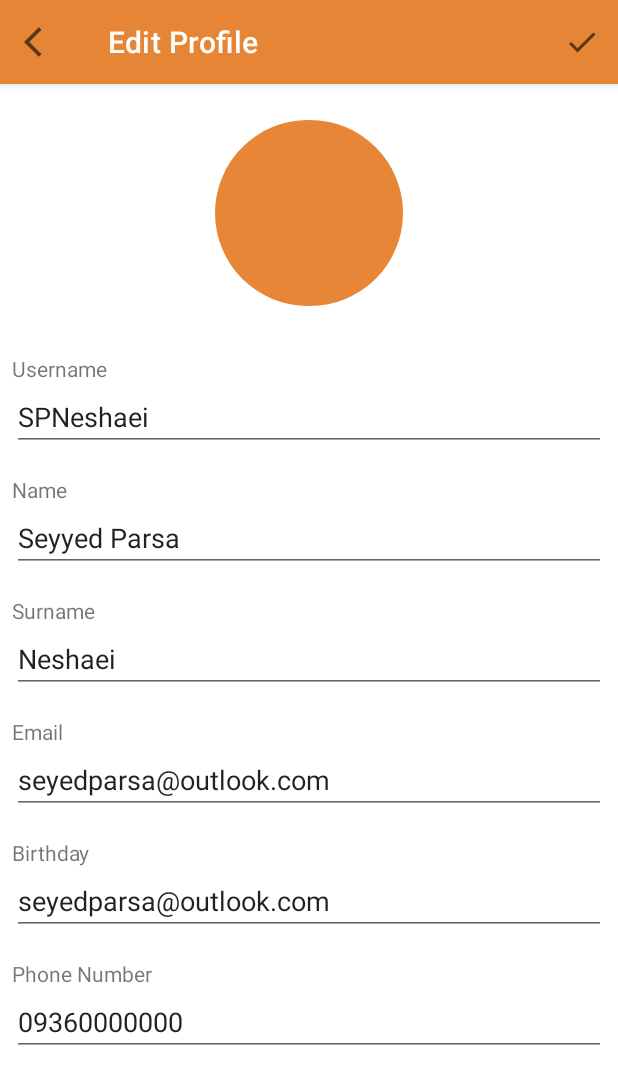
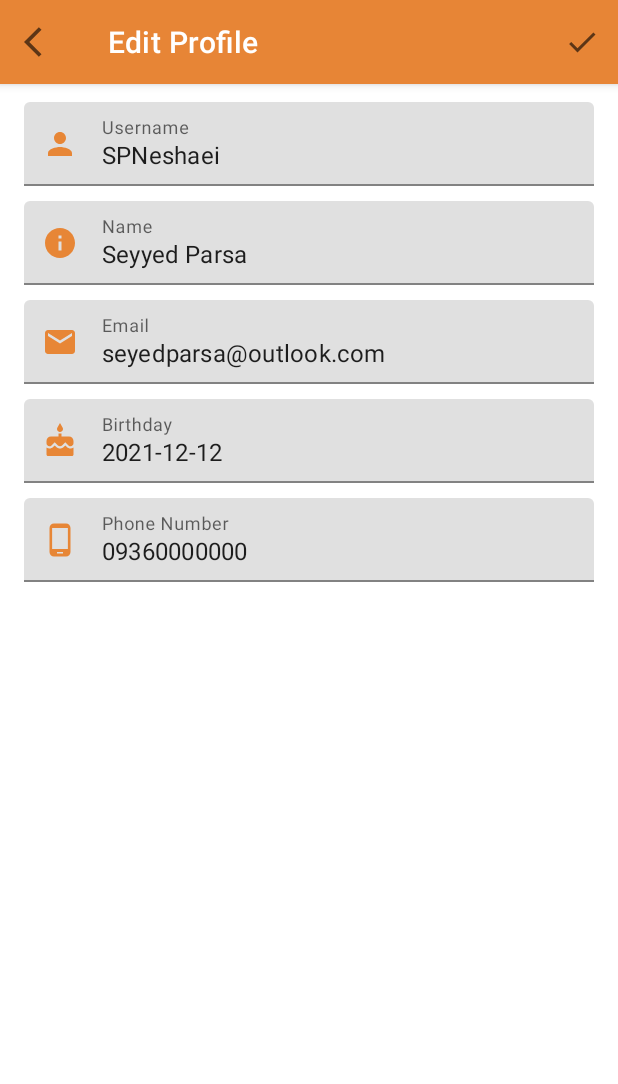
Before and after one commit to TahaJahani/YadNegar, an Android app: the fragment ProfileEditModeFragment placed in its activity, on a phone screen of 412 x 824 dp. Shown: the top 1084 px of the screen. Run offline under Robolectric (Android 15) with nearby library versions, the phone set to English and light mode, and no system bars; 6 statements that could not run were skipped.

Commit message:
edit profile bugs fixed

```diff
--- a/app/src/main/java/ir/taha7900/yadnegar/ProfileEditModeFragment.java
+++ b/app/src/main/java/ir/taha7900/yadnegar/ProfileEditModeFragment.java
@@ -1,5 +1,6 @@
 package ir.taha7900.yadnegar;
 
+import android.app.DatePickerDialog;
 import android.content.Context;
 import android.os.Bundle;
 
@@ -8,34 +9,47 @@ import androidx.annotation.Nullable;
 import androidx.appcompat.widget.Toolbar;
 import androidx.fragment.app.Fragment;
 
+import android.os.Handler;
+import android.os.Looper;
+import android.os.Message;
 import android.transition.ChangeBounds;
 import android.view.LayoutInflater;
 import android.view.MenuItem;
 import android.view.View;
 import android.view.ViewGroup;
-import android.widget.EditText;
-import android.widget.TextView;
+
+import com.google.android.material.textfield.TextInputEditText;
+import com.google.android.material.textfield.TextInputLayout;
+
+import java.util.HashMap;
 
 import ir.taha7900.yadnegar.Models.User;
+import ir.taha7900.yadnegar.Utils.MsgCode;
+import ir.taha7900.yadnegar.Utils.Network;
 
-/**
- * A simple {@link Fragment} subclass.
- * Use the {@link ProfileEditModeFragment#newInstance} factory method to
- * create an instance of this fragment.
- */
 public class ProfileEditModeFragment extends Fragment implements Toolbar.OnMenuItemClickListener, android.widget.Toolbar.OnMenuItemClickListener {
 
-    private EditText usernameInput;
-    private EditText nameInput;
-    private EditText surnameInput;
-    private EditText emailInput;
-    private EditText birthdayInput;
-    private EditText phoneNumberInput;
+    private TextInputEditText usernameInput;
+    private TextInputEditText nameInput;
+    private TextInputEditText emailInput;
+    private TextInputEditText birthdayInput;
+    private TextInputEditText phoneNumberInput;
+    private String birthday;
 
     private MainActivity context;
+    private Handler handler;
 
     public ProfileEditModeFragment() {
-        // Required empty public constructor
+        handler = new Handler(Looper.getMainLooper()) {
+            @Override
+            public void handleMessage(@NonNull Message msg) {
+                switch (msg.what) {
+                    case MsgCode.EDIT_USER_SUCCESSFUL:
+                        context.showLoading(false);
+                        context.getSupportFragmentManager().popBackStack();
+                }
+            }
+        };
     }
 
     public static ProfileEditModeFragment newInstance() {
@@ -51,8 +65,13 @@ public class ProfileEditModeFragment extends Fragment implements Toolbar.OnMenuI
     @Override
     public View onCreateView(LayoutInflater inflater, ViewGroup container,
                              Bundle savedInstanceState) {
-        // Inflate the layout for this fragment
-        return inflater.inflate(R.layout.fragment_profile_edit_mode, container, false);
+        View view = inflater.inflate(R.layout.fragment_profile_edit_mode, container, false);
+        usernameInput = view.findViewById(R.id.usernameInput);
+        nameInput = view.findViewById(R.id.nameInput);
+        emailInput = view.findViewById(R.id.emailInput);
+        birthdayInput = view.findViewById(R.id.birthdayInput);
+        phoneNumberInput = view.findViewById(R.id.phoneNumberInput);
+        return view;
     }
 
     @Override
@@ -75,34 +94,67 @@ public class ProfileEditModeFragment extends Fragment implements Toolbar.OnMenuI
     @Override
     public void onViewCreated(@NonNull View view, @Nullable Bundle savedInstanceState) {
         super.onViewCreated(view, savedInstanceState);
-        usernameInput = view.findViewById(R.id.usernameInput);
-        nameInput = view.findViewById(R.id.nameInput);
-        surnameInput = view.findViewById(R.id.surnameInput);
-        emailInput = view.findViewById(R.id.emailInput);
-        birthdayInput = view.findViewById(R.id.birthdayInput);
-        phoneNumberInput = view.findViewById(R.id.phoneNumberInput);
 
         User current = User.getCurrentUser();
         usernameInput.setText(current.getUsername());
-        nameInput.setText(current.getFirst_name());
-        surnameInput.setText(current.getLast_name());
+        nameInput.setText(current.getFullName());
         emailInput.setText(current.getEmail());
-        if (current.getBirthday_date() == null)
-            birthdayInput.setText(null);
-        else
-            birthdayInput.setText(current.getBirthday_date().toString());
+        birthdayInput.setText(current.getFormattedBirthday());
         phoneNumberInput.setText(current.getPhone_number());
+        birthday = current.getFormattedBirthday();
 
+        DatePickerDialog datePickerDialog = new DatePickerDialog(context, (datePicker, i, i1, i2) -> {
+            birthday = i + "-" + i1 + "-" + i2;
+            birthdayInput.setText(birthday);
+        }, 1900, 1, 1);
+        TextInputLayout birthdayContainer = view.findViewById(R.id.birthdayContainer);
+        birthdayInput.setOnClickListener(view1 -> datePickerDialog.show());
+        birthdayContainer.setOnClickListener(view1 -> datePickerDialog.show());
     }
 
     @Override
     public boolean onMenuItemClick(MenuItem item) {
         int id = item.getItemId();
-        if (id == R.id.submit) {
-            //TODO: submit data
-            context.getSupportFragmentManager().popBackStack();
+        if (id == R.id.submit && checkData()) {
+            Network.editUser(handler, extractData());
+            context.showLoading(true);
             return true;
         }
         return false;
     }
+
+    private HashMap<String, String> extractData() {
+        HashMap<String, String> data = new HashMap<>();
+        data.put("username", usernameInput.getText().toString());
+        data.put("name", nameInput.getText().toString());
+        data.put("email", emailInput.getText().toString());
+        data.put("phone_number", phoneNumberInput.getText().toString());
+        data.put("birthday_date", birthday);
+        System.out.println(birthday);
+        return data;
+    }
+
+    private boolean checkData() {
+        if (usernameInput.getText() == null || usernameInput.length() == 0){
+            usernameInput.setError(getString(R.string.this_field_is_required));
+            return false;
+        }
+        if (nameInput.getText() == null || nameInput.length() == 0){
+            nameInput.setError(getString(R.string.this_field_is_required));
+            return false;
+        }
+        if (emailInput.getText() == null || emailInput.length() == 0){
+            emailInput.setError(getString(R.string.this_field_is_required));
+            return false;
+        }
+        if (birthdayInput.getText() == null || birthdayInput.length() == 0){
+            birthdayInput.setError(getString(R.string.this_field_is_required));
+            return false;
+        }
+        if (phoneNumberInput.getText() == null || phoneNumberInput.length() == 0){
+            phoneNumberInput.setError(getString(R.string.this_field_is_required));
+            return false;
+        }
+        return true;
+    }
 }
--- a/app/src/main/java/ir/taha7900/yadnegar/Utils/Network.java
+++ b/app/src/main/java/ir/taha7900/yadnegar/Utils/Network.java
@@ -534,6 +534,7 @@ public class Network {
             public void onResponse(@NotNull Call call, @NotNull Response response) throws IOException {
                 int code = response.code();
                 if (code / 100 != 2) {
+                    System.out.println(response.body().string());
                     handler.sendEmptyMessage(EDIT_USER_ERROR);
                     return;
                 }
--- /dev/null
+++ b/app/src/main/res/drawable/ic_baseline_cake_24.xml
@@ -0,0 +1,10 @@
+<vector xmlns:android="http://schemas.android.com/apk/res/android"
+    android:width="24dp"
+    android:height="24dp"
+    android:viewportWidth="24"
+    android:viewportHeight="24"
+    android:tint="?attr/colorControlNormal">
+  <path
+      android:fillColor="@android:color/white"
+      android:pathData="M12,6c1.11,0 2,-0.9 2,-2 0,-0.38 -0.1,-0.73 -0.29,-1.03L12,0l-1.71,2.97c-0.19,0.3 -0.29,0.65 -0.29,1.03 0,1.1 0.9,2 2,2zM16.6,15.99l-1.07,-1.07 -1.08,1.07c-1.3,1.3 -3.58,1.31 -4.89,0l-1.07,-1.07 -1.09,1.07C6.75,16.64 5.88,17 4.96,17c-0.73,0 -1.4,-0.23 -1.96,-0.61L3,21c0,0.55 0.45,1 1,1h16c0.55,0 1,-0.45 1,-1v-4.61c-0.56,0.38 -1.23,0.61 -1.96,0.61 -0.92,0 -1.79,-0.36 -2.44,-1.01zM18,9h-5L13,7h-2v2L6,9c-1.66,0 -3,1.34 -3,3v1.54c0,1.08 0.88,1.96 1.96,1.96 0.52,0 1.02,-0.2 1.38,-0.57l2.14,-2.13 2.13,2.13c0.74,0.74 2.03,0.74 2.77,0l2.14,-2.13 2.13,2.13c0.37,0.37 0.86,0.57 1.38,0.57 1.08,0 1.96,-0.88 1.96,-1.96L20.99,12C21,10.34 19.66,9 18,9z"/>
+</vector>
--- /dev/null
+++ b/app/src/main/res/drawable/ic_baseline_email_24.xml
@@ -0,0 +1,10 @@
+<vector xmlns:android="http://schemas.android.com/apk/res/android"
+    android:width="24dp"
+    android:height="24dp"
+    android:viewportWidth="24"
+    android:viewportHeight="24"
+    android:tint="?attr/colorControlNormal">
+  <path
+      android:fillColor="@android:color/white"
+      android:pathData="M20,4L4,4c-1.1,0 -1.99,0.9 -1.99,2L2,18c0,1.1 0.9,2 2,2h16c1.1,0 2,-0.9 2,-2L22,6c0,-1.1 -0.9,-2 -2,-2zM20,8l-8,5 -8,-5L4,6l8,5 8,-5v2z"/>
+</vector>
--- /dev/null
+++ b/app/src/main/res/drawable/ic_baseline_info_24.xml
@@ -0,0 +1,10 @@
+<vector xmlns:android="http://schemas.android.com/apk/res/android"
+    android:width="24dp"
+    android:height="24dp"
+    android:viewportWidth="24"
+    android:viewportHeight="24"
+    android:tint="?attr/colorControlNormal">
+  <path
+      android:fillColor="@android:color/white"
+      android:pathData="M12,2C6.48,2 2,6.48 2,12s4.48,10 10,10 10,-4.48 10,-10S17.52,2 12,2zM13,17h-2v-6h2v6zM13,9h-2L11,7h2v2z"/>
+</vector>
--- /dev/null
+++ b/app/src/main/res/drawable/ic_baseline_phone_android_24.xml
@@ -0,0 +1,10 @@
+<vector xmlns:android="http://schemas.android.com/apk/res/android"
+    android:width="24dp"
+    android:height="24dp"
+    android:viewportWidth="24"
+    android:viewportHeight="24"
+    android:tint="?attr/colorControlNormal">
+  <path
+      android:fillColor="@android:color/white"
+      android:pathData="M16,1L8,1C6.34,1 5,2.34 5,4v16c0,1.66 1.34,3 3,3h8c1.66,0 3,-1.34 3,-3L19,4c0,-1.66 -1.34,-3 -3,-3zM14,21h-4v-1h4v1zM17.25,18L6.75,18L6.75,4h10.5v14z"/>
+</vector>
--- a/app/src/main/res/layout/fragment_profile_edit_mode.xml
+++ b/app/src/main/res/layout/fragment_profile_edit_mode.xml
@@ -9,93 +9,90 @@
     <LinearLayout
         android:layout_width="match_parent"
         android:layout_height="wrap_content"
-        android:orientation="vertical"
-        android:padding="8dp">
+        android:layout_marginHorizontal="16dp"
+        android:layout_marginTop="12dp"
+        android:orientation="vertical">
 
-        <com.google.android.material.imageview.ShapeableImageView
-            android:id="@+id/userPicture"
-            android:layout_width="125dp"
-            android:layout_height="124dp"
-            android:layout_gravity="center"
-            android:layout_margin="16dp"
-            android:src="@color/purple_500_light"
-            android:transitionName="userPicture"
-            app:shapeAppearanceOverlay="@style/ShapeAppearanceOverlay.Circle" />
+        <com.google.android.material.textfield.TextInputLayout
+            android:layout_width="match_parent"
+            android:layout_height="wrap_content"
+            android:layout_marginBottom="10dp"
+            app:startIconDrawable="@drawable/ic_baseline_person_24"
+            app:startIconTint="@color/purple_700">
 
-        <TextView
-            android:layout_width="wrap_content"
-            android:layout_height="wrap_content"
-            android:layout_marginTop="16dp"
-            android:text="@string/username" />
-
-        <EditText
+            <com.google.android.material.textfield.TextInputEditText
                 android:id="@+id/usernameInput"
                 android:layout_width="match_parent"
-            android:transitionName="nameText"
                 android:layout_height="wrap_content"
-            android:text="SPNeshaei" />
+                android:hint="@string/username"
+                android:text="SPNeshaei"
+                android:transitionName="nameText" />
+        </com.google.android.material.textfield.TextInputLayout>
 
-        <TextView
-            android:layout_width="wrap_content"
+        <com.google.android.material.textfield.TextInputLayout
+            android:layout_width="match_parent"
             android:layout_height="wrap_content"
-            android:layout_marginTop="16dp"
-            android:text="@string/name" />
+            android:layout_marginBottom="10dp"
+            app:startIconDrawable="@drawable/ic_baseline_info_24"
+            app:startIconTint="@color/purple_700">
 
-        <EditText
+            <com.google.android.material.textfield.TextInputEditText
                 android:id="@+id/nameInput"
                 android:layout_width="match_parent"
                 android:layout_height="wrap_content"
+                android:hint="@string/name"
                 android:text="Seyyed Parsa" />
+        </com.google.android.material.textfield.TextInputLayout>
 
-        <TextView
-            android:layout_width="wrap_content"
-            android:layout_height="wrap_content"
-            android:layout_marginTop="16dp"
-            android:text="@string/surname" />
-
-        <EditText
-            android:id="@+id/surnameInput"
+        <com.google.android.material.textfield.TextInputLayout
             android:layout_width="match_parent"
             android:layout_height="wrap_content"
-            android:text="Neshaei" />
+            android:layout_marginBottom="10dp"
+            app:startIconDrawable="@drawable/ic_baseline_email_24"
+            app:startIconTint="@color/purple_700">
 
-        <TextView
-            android:layout_width="wrap_content"
-            android:layout_height="wrap_content"
-            android:layout_marginTop="16dp"
-            android:text="@string/email" />
-
-        <EditText
+            <com.google.android.material.textfield.TextInputEditText
                 android:id="@+id/emailInput"
                 android:layout_width="match_parent"
                 android:layout_height="wrap_content"
+                android:hint="@string/email"
                 android:text="seyedparsa@outlook.com" />
+        </com.google.android.material.textfield.TextInputLayout>
 
-        <TextView
-            android:layout_width="wrap_content"
+        <com.google.android.material.textfield.TextInputLayout
+            android:id="@+id/birthdayContainer"
+            android:layout_width="match_parent"
             android:layout_height="wrap_content"
-            android:layout_marginTop="16dp"
-            android:text="@string/birthday" />
+            android:layout_marginBottom="10dp"
+            app:startIconDrawable="@drawable/ic_baseline_cake_24"
+            app:startIconTint="@color/purple_700">
 
-        <EditText
+            <com.google.android.material.textfield.TextInputEditText
                 android:id="@+id/birthdayInput"
                 android:layout_width="match_parent"
                 android:layout_height="wrap_content"
+                android:editable="false"
+                android:hint="@string/birthday"
                 android:inputType="date"
-            android:text="seyedparsa@outlook.com" />
+                android:text="2021-12-12" />
+        </com.google.android.material.textfield.TextInputLayout>
 
-        <TextView
-            android:layout_width="wrap_content"
+        <com.google.android.material.textfield.TextInputLayout
+            android:layout_width="match_parent"
             android:layout_height="wrap_content"
-            android:layout_marginTop="16dp"
-            android:text="@string/phone_number" />
+            android:layout_marginBottom="10dp"
+            app:startIconDrawable="@drawable/ic_baseline_phone_android_24"
+            app:startIconTint="@color/purple_700">
 
-        <EditText
+            <com.google.android.material.textfield.TextInputEditText
                 android:id="@+id/phoneNumberInput"
                 android:layout_width="match_parent"
                 android:layout_height="wrap_content"
+                android:hint="@string/phone_number"
                 android:inputType="phone"
                 android:text="09360000000" />
+
+        </com.google.android.material.textfield.TextInputLayout>
     </LinearLayout>
 
 </ScrollView>
--- a/app/src/main/res/values/strings.xml
+++ b/app/src/main/res/values/strings.xml
@@ -60,4 +60,6 @@
     <string name="add_user">Add User</string>
     <string name="add_file">Add file</string>
     <string name="caption">Caption</string>
+    <string name="friends">Friends</string>
+    <string name="requests">Requests</string>
 </resources>
```
Also changed, not shown: app/src/main/java/ir/taha7900/yadnegar/Models/User.java (+9 -1 lines), app/src/main/java/ir/taha7900/yadnegar/ProfileFragment.java (+9 -12 lines), app/src/main/java/ir/taha7900/yadnegar/RegisterFragment.java (+6 -1 lines), app/src/main/res/layout/fragment_profile.xml (+10 -23 lines). Lines whose indentation alone changed are shown as unchanged.
